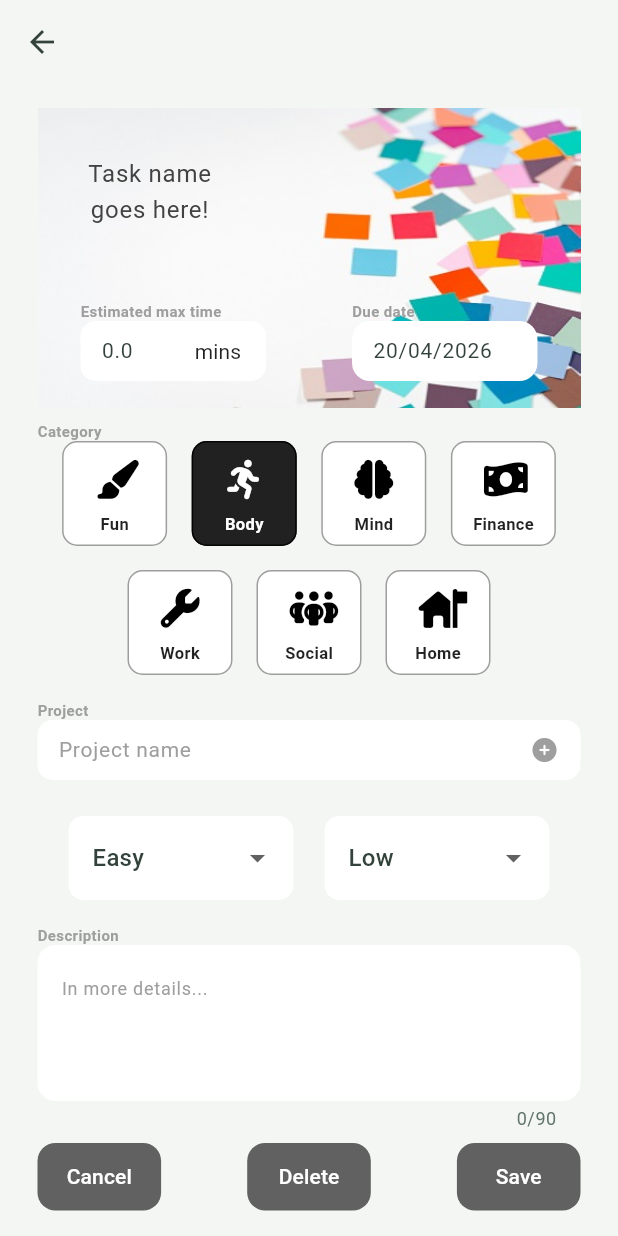
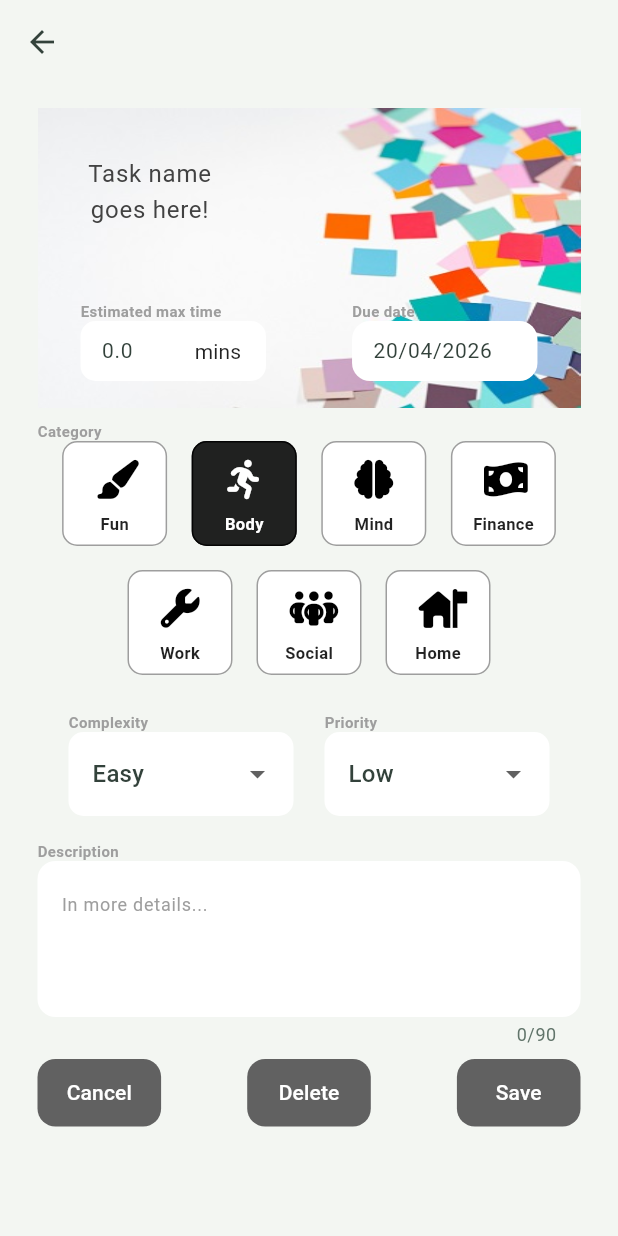
Before and after one commit to Oliphantoken/moody_tasks, a Flutter app: the TaskDetails screen opened directly with empty values, on a phone screen of 412 x 824 dp. Run offline on Flutter 3.47's test engine with Material 3 defaults, Android fonts, the phone set to English and light mode, and no system bars; our stand-ins replace bloc, equatable, fl_chart, flutter_bloc, font_awesome_flutter, get_it and 2 more; accounts and stored records are empty.

Commit message:
FE: task screen updates
Removed the project row and added labels to complexity and priority menus

```diff
--- a/lib/features/tasks/views/task_details.dart
+++ b/lib/features/tasks/views/task_details.dart
@@ -250,38 +250,7 @@ class _TaskDetailsState extends State<TaskDetails> {
                         ),
                       ],
                     ),
-                    SizedBox(height: 16),
-                    //-------------------------
-                    //PROJECT FIELD
-                    //--------------------------
-                    Column(
-                      crossAxisAlignment: CrossAxisAlignment.start,
-                      children: [
-                        Text("Project", style: TextStyle(color: Colors.grey, fontSize: 10, fontWeight: FontWeight.bold)),
-                        _showTextFormfield(
-                          categoryController,
-                          1,
-                          "Project name",
-                          true,
-                          10,
-                          suffixiconbutton: IconButton(
-                            //PROJECT FIELD
-                            onPressed: () async {
-                              setState(() {});
-                            },
-                            //------------ CREATE A NEW CATEGORY
-                            icon: Icon(
-                              FontAwesomeIcons.circlePlus,
-                              size: 16,
-                              color: Colors.grey,
-                            ),
-                          ),
-                          FontAwesomeIcons.list,
-                          Colors.white
-                        )
-                      ]
-                    ),
-                    const SizedBox(height: 24),
+                    SizedBox(height: 24),
                     //-------------------------
                     //COMPLEXITY, PRIORITY ROW
                     //-------------------------
@@ -291,6 +260,10 @@ class _TaskDetailsState extends State<TaskDetails> {
                       //-------------------------
                       //COMPLEXITY FIELD
                       //-------------------------
+                      Column(
+                        crossAxisAlignment: CrossAxisAlignment.start,
+                        children: [
+                          Text("Complexity", style: TextStyle(color: Colors.grey, fontSize: 10, fontWeight: FontWeight.bold)),
                           SizedBox(
                             width: 150,
                             child: DropdownButtonFormField<Complexity>(
@@ -315,10 +288,16 @@ class _TaskDetailsState extends State<TaskDetails> {
                               ),
                             ),
                           ),
+                        ],
+                      ),
 
                       //-------------------------
                       //PRIORITY FIELD
                       //-------------------------
+                      Column(
+                        crossAxisAlignment: CrossAxisAlignment.start,
+                        children: [
+                          Text("Priority", style: TextStyle(color: Colors.grey, fontSize: 10, fontWeight: FontWeight.bold)),
                           SizedBox(
                             width: 150,
                             child: DropdownButtonFormField<Priority>(
@@ -339,6 +318,8 @@ class _TaskDetailsState extends State<TaskDetails> {
                                 labelStyle: TextStyle(fontWeight: FontWeight.normal)
                               ),
                             ),
+                          ),
+                        ],
                       ),
 
                     ],),
```
Also changed, not shown: lib/features/tasks/views/task_creation.dart (+19 -160 lines). Lines whose indentation alone changed are shown as unchanged.
